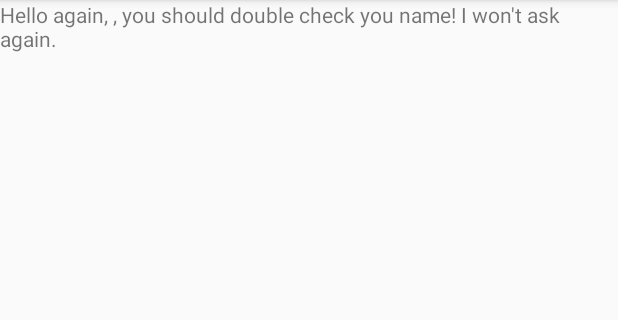
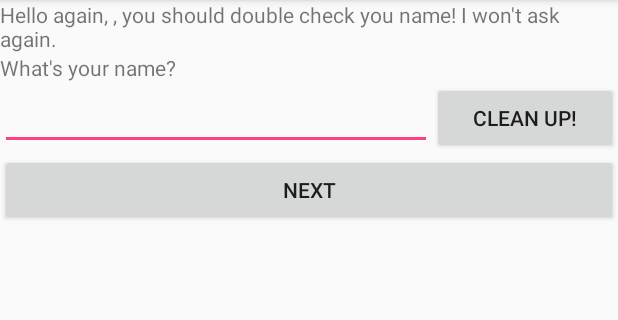
Before and after one commit to geekarist/FragmentsSandbox, an Android app: the screen it shows after launch (SecondActivity), after a tap on "NEXT", on a phone screen of 412 x 824 dp, the part 84-404 px from its top. Run offline under Robolectric (Android 15) with nearby library versions, the phone set to English and light mode, and no system bars.

Commit message:
Use fragment in second activity

```diff
--- a/app/src/main/AndroidManifest.xml
+++ b/app/src/main/AndroidManifest.xml
@@ -16,6 +16,7 @@
             </intent-filter>
         </activity>
         <activity android:name=".SecondActivity" />
+        <activity android:name=".ThirdActivity" />
     </application>
 
 </manifest>
--- a/app/src/main/java/com/github/geekarist/fragmentssandbox/MainActivity.java
+++ b/app/src/main/java/com/github/geekarist/fragmentssandbox/MainActivity.java
@@ -25,6 +25,7 @@ public class MainActivity extends AppCompatActivity implements EditYourNameFragm
                 Intent intent = new Intent(MainActivity.this, SecondActivity.class);
                 intent.putExtra("name", name);
                 startActivity(intent);
+                finish();
             }
         });
     }
--- a/app/src/main/java/com/github/geekarist/fragmentssandbox/SecondActivity.java
+++ b/app/src/main/java/com/github/geekarist/fragmentssandbox/SecondActivity.java
@@ -1,11 +1,14 @@
 package com.github.geekarist.fragmentssandbox;
 
+import android.content.Intent;
 import android.os.Bundle;
 import android.support.v7.app.AppCompatActivity;
 import android.view.View;
 import android.widget.TextView;
 
-public class SecondActivity extends AppCompatActivity {
+public class SecondActivity extends AppCompatActivity implements EditYourNameFragment.Listener {
+
+    private String mName = "";
 
     @Override
     protected void onCreate(Bundle savedInstanceState) {
@@ -13,6 +16,22 @@ public class SecondActivity extends AppCompatActivity {
         setContentView(R.layout.activity_second);
 
         TextView helloAgainText = (TextView) findViewById(R.id.text_hello_again);
-        helloAgainText.setText(getString(R.string.hello_again, getIntent().getExtras().getString("name")));
+        String name = getIntent().getExtras().getString("name");
+        helloAgainText.setText(getString(R.string.hello_again, name));
+
+        View nextButton = findViewById(R.id.button_next2);
+        nextButton.setOnClickListener(new View.OnClickListener() {
+            @Override
+            public void onClick(View view) {
+                Intent intent = new Intent(SecondActivity.this, ThirdActivity.class).putExtra("name", mName);
+                startActivity(intent);
+                finish();
+            }
+        });
+    }
+
+    @Override
+    public void consumeName(String name) {
+        mName = name;
     }
 }
--- a/app/src/main/res/layout/activity_main.xml
+++ b/app/src/main/res/layout/activity_main.xml
@@ -15,9 +15,11 @@
         android:layout_height="wrap_content"
         android:text="Hello World!" />
 
-    <fragment android:layout_height="wrap_content" android:layout_width="match_parent"
+    <fragment
         android:id="@+id/fragment_edit_your_name"
-        android:name="com.github.geekarist.fragmentssandbox.EditYourNameFragment" />
+        android:name="com.github.geekarist.fragmentssandbox.EditYourNameFragment"
+        android:layout_width="match_parent"
+        android:layout_height="wrap_content" />
 
     <Button
         android:id="@+id/button_next"
--- a/app/src/main/res/layout/activity_second.xml
+++ b/app/src/main/res/layout/activity_second.xml
@@ -9,4 +9,16 @@
         android:layout_width="wrap_content"
         android:layout_height="wrap_content"
         android:text="@string/hello_again_default" />
+
+    <fragment
+        android:id="@+id/fragment_edit_your_name2"
+        android:name="com.github.geekarist.fragmentssandbox.EditYourNameFragment"
+        android:layout_width="match_parent"
+        android:layout_height="wrap_content" />
+
+    <Button
+        android:id="@+id/button_next2"
+        android:layout_width="match_parent"
+        android:layout_height="wrap_content"
+        android:text="@string/next" />
 </LinearLayout>
--- a/app/src/main/res/values/strings.xml
+++ b/app/src/main/res/values/strings.xml
@@ -2,5 +2,7 @@
     <string name="app_name">FragmentsSandbox</string>
     <string name="next">Next</string>
     <string name="hello_again">Hello again, %1$s, you should double check you name! I won\'t ask again.</string>
+    <string name="hello_finally">Now I\'m sure. I can say it. Hello %1$s!</string>
     <string name="hello_again_default">Hello again!</string>
+    <string name="hello_finally_default">Now I\'m sure. I can say it. Hello!</string>
 </resources>
```
Also changed, not shown: app/src/main/java/com/github/geekarist/fragmentssandbox/ThirdActivity.java (added, +18 -0 lines), app/src/main/res/layout/activity_third.xml (added, +12 -0 lines).
